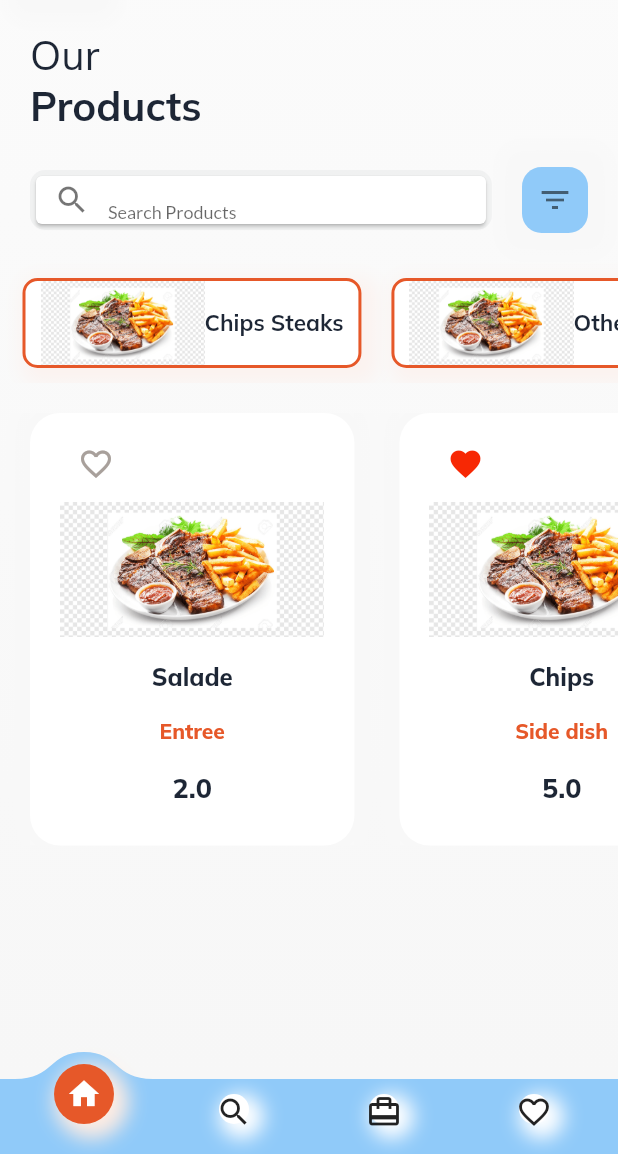
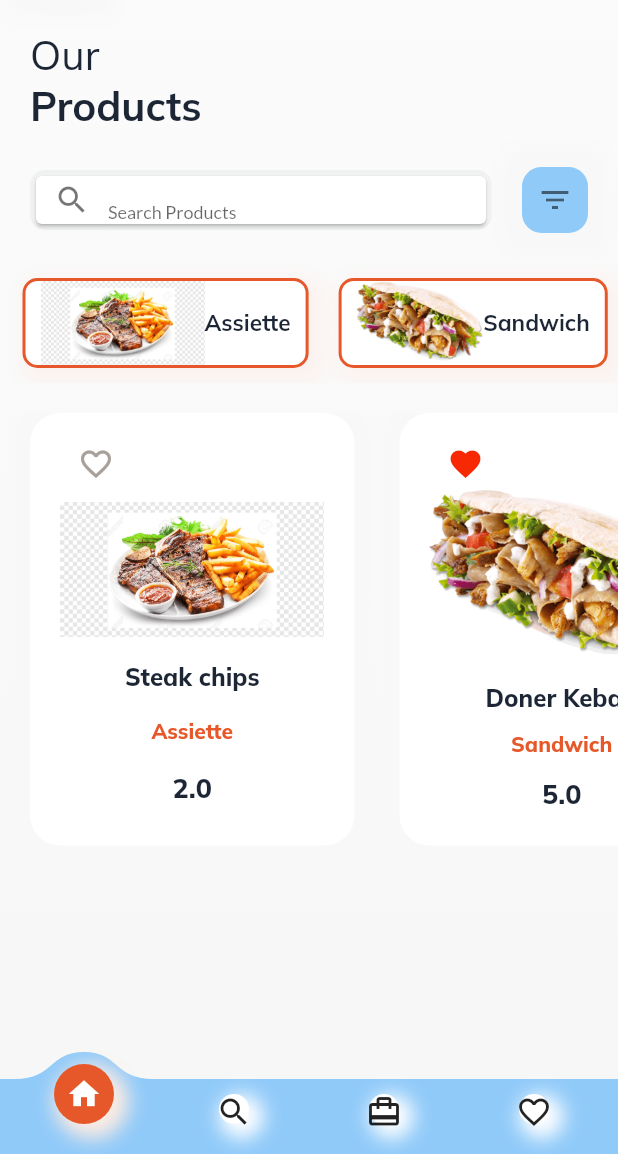
Before and after one commit to godzyken/resto_app_demo, a Flutter app: the screen it shows after launch, on a phone screen of 412 x 824 dp, the part 82-1236 px from its top. Run offline on Flutter 3.47's test engine with Material 2 defaults, Android fonts, the phone set to English and light mode, and no system bars; our stand-ins replace cloud_firestore, firebase_auth, google_fonts, google_sign_in; accounts and stored records are empty.

Commit message:
test image from local
Signed-off-by: godzy <isgodzy@msn.com>

```diff
--- a/lib/src/model/data.dart
+++ b/lib/src/model/data.dart
@@ -6,30 +6,30 @@ class MenuData {
   static List<Product> productList = [
     Product(
       id: 1,
-      name: 'Salade',
+      name: 'Steak chips',
       price: 2.00,
       isSelected: true,
       isliked: false,
-      image: 'assets/wrap/test1.png',
-      category: 'Entree',
+      image: 'assets/menuassiette/steak_chips.png',
+      category: 'Assiette',
     ),
     Product(
       id: 2,
-      name: 'Chips',
+      name: 'Doner Kebab',
       price: 5.00,
       isSelected: true,
       isliked: true,
-      image: 'assets/menuassiette/test2.png',
-      category: 'Side dish',
+      image: 'assets/wrap/doner-kebab.png',
+      category: 'Sandwich',
     ),
     Product(
       id: 3,
-      name: 'Beef',
+      name: 'Ice Cream',
       price: 19.00,
       isSelected: true,
       isliked: true,
-      image: 'assets/tacos/test3.png',
-      category: 'Meat',
+      image: 'assets/dessert/dessert.png',
+      category: 'Dessert',
     ),
     Product(
       id: 4,
@@ -37,8 +37,8 @@ class MenuData {
       price: 4.20,
       isSelected: true,
       isliked: false,
-      image: 'assets/wrap/test1.png',
-      category: 'Soda',
+      image: 'assets/boisson/boisson.png',
+      category: 'Boisson',
     ),
   ];
 
@@ -50,25 +50,25 @@ class MenuData {
       isSelected: true,
       isliked: false,
       image: 'assets/menuassiette/steak_chips.png',
-      category: 'Entree',
+      category: 'Assiette',
     ),
     Product(
       id: 2,
-      name: 'Chips',
+      name: 'Doner kebab',
       price: 5.00,
       isSelected: true,
       isliked: true,
-      image: 'assets/menuassiette/test2.png',
-      category: 'Side dish',
+      image: 'assets/wrap/doner-kebab.png',
+      category: 'Sandwich',
     ),
     Product(
       id: 3,
-      name: 'Beef',
-      price: 19.00,
+      name: 'Crème glacé',
+      price: 1.00,
       isSelected: true,
       isliked: true,
-      image: 'assets/tacos/test3.png',
-      category: 'Meat',
+      image: 'assets/dessert/dessert.png',
+      category: 'Dessert',
     ),
     Product(
       id: 4,
@@ -76,24 +76,24 @@ class MenuData {
       price: 4.20,
       isSelected: true,
       isliked: false,
-      image: 'assets/wrap/test1.png',
-      category: 'Soda',
+      image: 'assets/boisson/boisson.png',
+      category: 'Boisson',
     ),
   ];
 
   static List<Category> categoryList = [
     Category(),
-    Category(id: 1, name: 'Chips Steaks', image: 'assets/menuassiette/steak_chips.png', isSelected: true),
-    Category(id: 2, name: 'Other shiit', image: 'assets/wrap/test1.png', isSelected: true),
-    Category(id: 3, name: 'other shiit again', image: 'assets/menuassiette/test2.png', isSelected: false),
-    Category(id: 4, name: 'Oh fukin shit', image: 'assets/tacos/test3.png', isSelected: true),
+    Category(id: 1, name: 'Assiette', image: 'assets/menuassiette/steak_chips.png', isSelected: true),
+    Category(id: 2, name: 'Sandwich', image: 'assets/wrap/doner-kebab.png', isSelected: true),
+    Category(id: 3, name: 'Boisson', image: 'assets/boisson/boisson.png', isSelected: false),
+    Category(id: 4, name: 'Dessert', image: 'assets/dessert/dessert.png', isSelected: true),
   ];
 
   static List<String> showThumbnailList = [
     'assets/menuassiette/steak_chips.png'
-    'assets/wrap/test1.png'
-    'assets/menuassiette/test2.png'
-    'assets/tacos/test3.png'
+    'assets/wrap/doner-kebab.png'
+    'assets/boisson/boisson.png'
+    'assets/dessert/dessert.png'
   ];
 
   static String description = 'Chips on the beef for miam miam sa good bon';
--- a/lib/src/pages/product_detail.dart
+++ b/lib/src/pages/product_detail.dart
@@ -100,6 +100,10 @@ class _ProductDetailPageState extends State<ProductDetailPage>
   }
 
   Widget _productImage() {
+    AssetImage imageProduit = AssetImage('menuassiette/steak_chips.png');
+    Image image = Image(
+      image: imageProduit,
+    );
     return AnimatedBuilder(
       builder: (context, child) {
         return AnimatedOpacity(
@@ -117,7 +121,7 @@ class _ProductDetailPageState extends State<ProductDetailPage>
             fontSize: 160,
             color: LightColor.lightGrey,
           ),
-          Image.asset('assets/menuassiette/steak_chips.png',)
+          image,
         ],
       ),
     );
--- a/pubspec.yaml
+++ b/pubspec.yaml
@@ -60,6 +60,9 @@ flutter:
     - assets/logos/facebook_logo.png
     - assets/menuassiette/steak_chips.png
     - assets/wrap/test1.png
+    - assets/wrap/doner-kebab.png
+    - assets/boisson/boisson.png
+    - assets/dessert/dessert.png
     - assets/menuassiette/test2.png
     - assets/tacos/test3.png
     - assets/users/user.png
```
Also changed, not shown: lib/src/pages/main_page.dart (+6 -1 lines), assets/boisson/boisson.png (added), assets/dessert/dessert.png (added), assets/wrap/doner-kebab.png (added).
